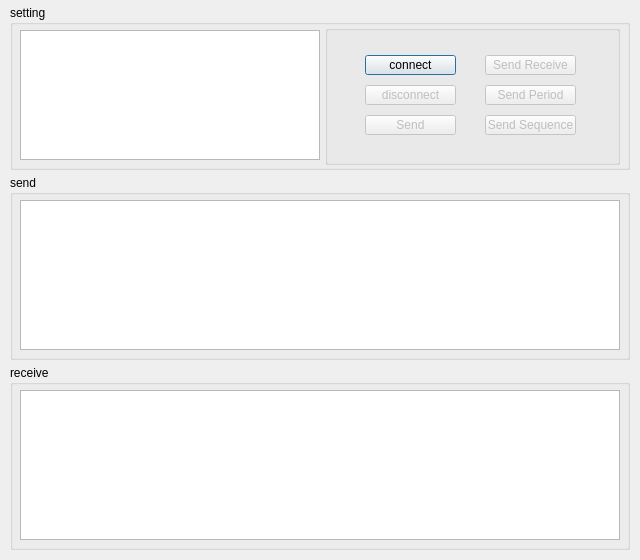
This is ui/networkassistwindow.ui in ctrlfrmb/fkcap as Qt 5 draws it before an edit. The edited form follows.
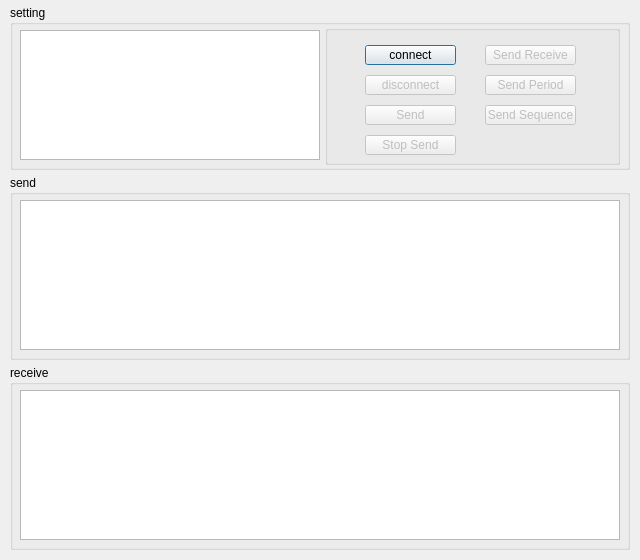
This is the edited form. Icons and pictures are not drawn.

```diff
--- a/ui/networkassistwindow.ui
+++ b/ui/networkassistwindow.ui
@@ -91,7 +91,7 @@
      <property name="geometry">
       <rect>
        <x>40</x>
-       <y>30</y>
+       <y>20</y>
        <width>91</width>
        <height>20</height>
       </rect>
@@ -107,7 +107,7 @@
      <property name="geometry">
       <rect>
        <x>40</x>
-       <y>60</y>
+       <y>50</y>
        <width>91</width>
        <height>20</height>
       </rect>
@@ -123,7 +123,7 @@
      <property name="geometry">
       <rect>
        <x>160</x>
-       <y>60</y>
+       <y>50</y>
        <width>91</width>
        <height>20</height>
       </rect>
@@ -139,7 +139,7 @@
      <property name="geometry">
       <rect>
        <x>160</x>
-       <y>90</y>
+       <y>80</y>
        <width>91</width>
        <height>20</height>
       </rect>
@@ -155,7 +155,7 @@
      <property name="geometry">
       <rect>
        <x>160</x>
-       <y>30</y>
+       <y>20</y>
        <width>91</width>
        <height>20</height>
       </rect>
@@ -171,7 +171,7 @@
      <property name="geometry">
       <rect>
        <x>40</x>
-       <y>90</y>
+       <y>80</y>
        <width>91</width>
        <height>20</height>
       </rect>
@@ -180,6 +180,22 @@
       <string>Send</string>
      </property>
     </widget>
+    <widget class="QPushButton" name="buttonStopSend">
+     <property name="enabled">
+      <bool>false</bool>
+     </property>
+     <property name="geometry">
+      <rect>
+       <x>40</x>
+       <y>110</y>
+       <width>91</width>
+       <height>20</height>
+      </rect>
+     </property>
+     <property name="text">
+      <string>Stop Send</string>
+     </property>
+    </widget>
    </widget>
    <widget class="QListWidget" name="listSetting">
     <property name="geometry">
```
Left out of the diff: 4 changed lines with no effect on the pictures.
